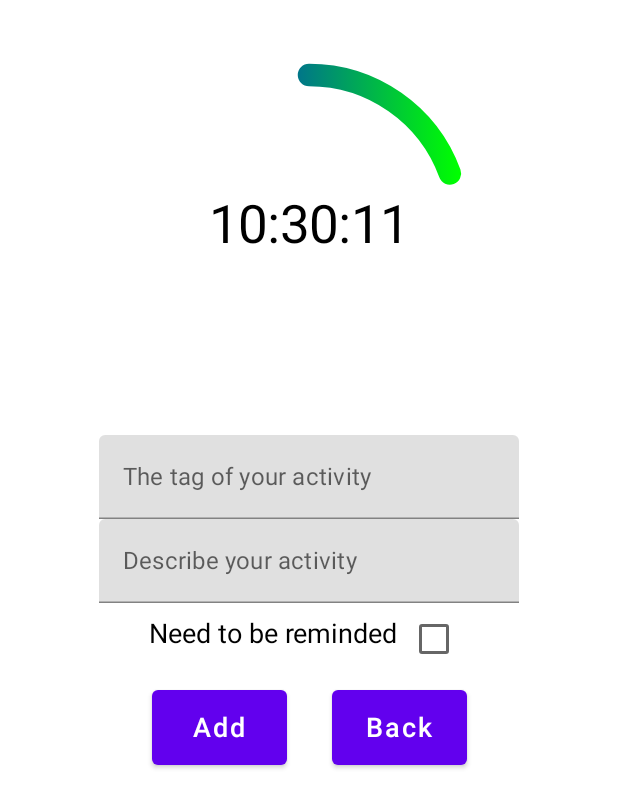
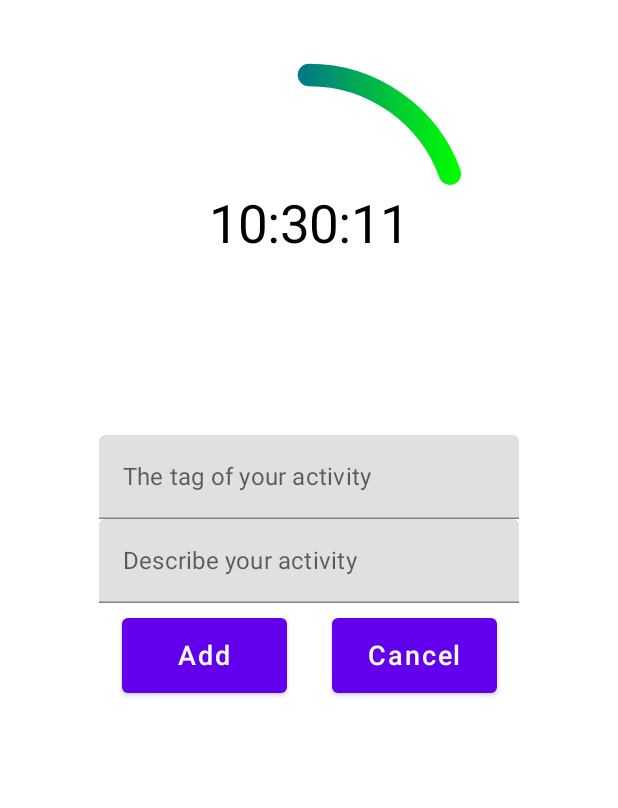
Before and after one commit to Flash-Kaa/DayTime, an Android app built with Jetpack Compose: the screen it shows after launch (MainActivity), after a tap on "button to create activity", on a phone screen of 412 x 824 dp. Shown: the top 808 px of the screen. Run offline under Robolectric (Android 15) with nearby library versions, the phone set to English and light mode, and no system bars; libraries missing offline, so code that uses them is left out: com.jakewharton.threetenabp; 1 statement that could not run was skipped.

Commit message:
added activity saving

```diff
--- a/app/src/main/java/com/flasshka/daytime/Clock.kt
+++ b/app/src/main/java/com/flasshka/daytime/Clock.kt
@@ -33,10 +33,20 @@ class Clock(context: Context) {
     private val timeState = mutableStateOf(LocalTime.now())
 
     private fun timerUpd() {
-        MainScope().launch {
+        MainScope().launch {//(Dispatchers.IO) {
             while (true) {
+                delay(1)
                 timeState.value = LocalTime.now()
-                Log.d(LogTags.TimeTag, timeState.value.format(timeFormatter))
+                //Log.d(LogTags.TimeTag, timeState.value.format(timeFormatter))
+
+                val time = LocalTime.now()
+                val timeInFormat = time.format(timeFormatter)
+
+                if(timeInFormat != timeState.value.format(timeFormatter)) {
+                    Log.d(Tags.TimeLogTag, timeState.value.format(timeFormatter))
+                    timeState.value = time
+                    delay(500)
+                }
                 delay(100)
             }
         }
--- a/app/src/main/java/com/flasshka/daytime/CreateActivityPage.kt
+++ b/app/src/main/java/com/flasshka/daytime/CreateActivityPage.kt
@@ -6,42 +6,33 @@ import androidx.compose.foundation.layout.Column
 import androidx.compose.foundation.layout.Row
 import androidx.compose.foundation.layout.Spacer
 import androidx.compose.foundation.layout.fillMaxWidth
-import androidx.compose.foundation.layout.padding
 import androidx.compose.foundation.layout.size
 import androidx.compose.material.Button
-import androidx.compose.material.Checkbox
 import androidx.compose.material.Text
 import androidx.compose.material.TextField
 import androidx.compose.runtime.Composable
-import androidx.compose.runtime.getValue
 import androidx.compose.runtime.mutableStateOf
-import androidx.compose.runtime.remember
-import androidx.compose.runtime.setValue
 import androidx.compose.ui.Alignment
 import androidx.compose.ui.Modifier
 import androidx.compose.ui.graphics.painter.Painter
+import androidx.compose.ui.unit.Dp
 import androidx.compose.ui.unit.TextUnit
 import androidx.compose.ui.unit.dp
 import androidx.compose.ui.unit.sp
 
-object CreateActivityPage {
+class CreateActivityPage {
 
     private val drawCreateButton = mutableStateOf(true)
     private val description =  mutableStateOf("")
     private val tag = mutableStateOf("")
 
-    private fun backState() {
-        drawCreateButton.value = true
-        description.value = ""
-        tag.value = ""
-    }
-
     @Composable
     fun Draw (
         image: Painter,
         createButtonModifier: Modifier = Modifier,
-        addAndBackButtonsModifier: Modifier = Modifier,
-        fontSize: TextUnit = 14.sp
+        addAndCancelButtonsModifier: Modifier = Modifier,
+        fontSize: TextUnit = 14.sp,
+        buttonSpaceSize: Dp = 30.dp
     ) {
         if(drawCreateButton.value) {
             Image(
@@ -55,6 +46,23 @@ object CreateActivityPage {
                 modifier = Modifier.fillMaxWidth(),
                 horizontalAlignment = Alignment.CenterHorizontally
             ) {
+                DrawTextFields()
+
+                Spacer(modifier = Modifier.size(10.dp))
+
+                Row {
+                    DrawAddAndCancelButtons(
+                        fontSize = fontSize,
+                        spaceSize = buttonSpaceSize,
+                        modifier = addAndCancelButtonsModifier
+                    )
+                }
+            }
+        }
+    }
+
+    @Composable
+    private fun DrawTextFields() {
         TextField(
             value = tag.value,
             onValueChange = { tag.value = it},
@@ -70,51 +78,37 @@ object CreateActivityPage {
             label = { Text(text = "Describe your activity") },
             placeholder = { Text(text = "What are you doing?") }
         )
-
-                var needTimer by remember { mutableStateOf(false)}
-                var time: String? by remember { mutableStateOf(null)}
-
-                Row {
-                    // or use DropdownMenuItem
-                    Text(
-                        text = "Need to be reminded",
-                        fontSize = fontSize,
-                        modifier = Modifier.padding(vertical = 10.dp)
-                    )
-                    Checkbox(checked = needTimer, onCheckedChange = { needTimer = !needTimer })
     }
 
-                if(needTimer) {
-                    TextField(
-                        value = time ?: "",
-                        onValueChange = { time = it },
-                        singleLine =  true,
-                        label = { Text(text = "Set timer") },
-                        placeholder = { Text(text = "hh:mm") }
-                    )
-                }
-
-                Spacer(modifier = Modifier.size(10.dp))
-
-                Row {
+    @Composable
+    private fun DrawAddAndCancelButtons(
+        spaceSize: Dp,
+        fontSize: TextUnit,
+        modifier: Modifier = Modifier
+    ) {
         Button(
-                        modifier = addAndBackButtonsModifier,
+            modifier = modifier,
             onClick = {
                 ListActivities.Add(Activity(tag.value, description.value))
                 backState()
-                        },
-                        content = { Text("Add", fontSize = fontSize) }
-                    )
+            }
+        ) {
+            Text("Add", fontSize = fontSize)
+        }
 
-                    Spacer(modifier = Modifier.size(30.dp))
+        Spacer(modifier = Modifier.size(spaceSize))
 
         Button(
-                        modifier = addAndBackButtonsModifier,
-                        onClick = { backState() },
-                        content = { Text("Back", fontSize = fontSize) }
-                    )
+            modifier = modifier,
+            onClick = { backState() }
+        ) {
+            Text("Cancel", fontSize = fontSize)
         }
     }
+
+    private fun backState() {
+        drawCreateButton.value = true
+        description.value = ""
+        tag.value = ""
     }
 }
-}
--- a/app/src/main/java/com/flasshka/daytime/ListActivities.kt
+++ b/app/src/main/java/com/flasshka/daytime/ListActivities.kt
@@ -15,6 +15,7 @@ import androidx.compose.ui.geometry.Offset
 import androidx.compose.ui.graphics.Color
 import androidx.compose.ui.unit.dp
 import androidx.compose.ui.unit.sp
+import org.threeten.bp.LocalTime
 
 object ListActivities {
     var offset = 10.dp
@@ -22,19 +23,13 @@ object ListActivities {
     var fontSize = 20.sp
 
     private val activities = mutableListOf<Activity>()
-    private val timers = mutableListOf<String>()
     private var changeToRedraw by mutableStateOf(false)
 
-    fun Add(element: Activity, timer: String? = null): Boolean {
+    private val splitSymbol = "\n"
+
+    fun Add(element: Activity) {
         activities.add(0, element)
         RedrawList()
-
-        if(timer != null && correctTime(timer)) {
-            timers.add(timer)
-            return true
-        }
-
-        return timer == null
     }
 
     fun Remove(element: Activity) {
@@ -49,26 +44,49 @@ object ListActivities {
 
     fun Count() = activities.size
 
+    fun ReadSetString() = activities.map { it.GetStartTime() + splitSymbol +
+            it.GetEndTime() + splitSymbol+ it.GetTag() + splitSymbol +
+            it.GetDescription() + splitSymbol }.toSet()
+
+    fun WriteSetString(set: MutableSet<String>) {
+        set.forEach {
+            val split = it.split(splitSymbol)
+
+            if(split.size != 4) {
+                throw Exception("Serialization exception")
+            }
+
+            val startTime = getLocalTime(split[0])
+            val endTime = if(split[1] == "") null else getLocalTime(split[1])
+            val tag = split[2]
+            val description = split[3]
+
+            activities.add(0, Activity(tag, description, startTime, mutableStateOf(endTime)))
+        }
+    }
+
+    private fun getLocalTime(timeInString: String): LocalTime {
+        val strStartTime = timeInString.split(":")
+        val hours = strStartTime[0].toIntOrNull()
+        val minutes = strStartTime[1].toIntOrNull()
+
+        return if(hours != null && minutes != null) LocalTime.of(hours, minutes) else LocalTime.now()
+    }
+
     private fun RedrawList() {
         changeToRedraw = !changeToRedraw
     }
 
-    private fun correctTime(time: String) : Boolean {
-        //TODO
-        return true
-    }
-
     @Composable
     fun DrawActivities(displayWidth: DisplayMetrics) {
-        Log.d(LogTags.ActivityChangeTag, "createLazyList")
+        Log.d(Tags.ActivityChangeLogTag, "createLazyList")
 
-        LazyColumn(
-        ) {
+        LazyColumn {
             if(changeToRedraw || !changeToRedraw) {
-                Log.d(LogTags.ActivityChangeTag, "drawActivities")
+                Log.d(Tags.ActivityChangeLogTag, "drawActivities")
 
                 items(activities) { activity ->
-                    Log.d(LogTags.ActivityChangeTag, "drawActivity $activity")
+                    Log.d(Tags.ActivityChangeLogTag, "drawActivity $activity")
 
                     Canvas(modifier = Modifier.padding(vertical = 5.dp)) {
                         drawLine(
--- a/app/src/main/java/com/flasshka/daytime/LogTags.kt
+++ /dev/null
@@ -1,7 +0,0 @@
-package com.flasshka.daytime
-
-object LogTags {
-    private val globalLogTag = "LogTag_For:"
-    val TimeTag = globalLogTag + "Time"
-    val ActivityChangeTag = globalLogTag + "ActivityChange"
-}
--- a/app/src/main/java/com/flasshka/daytime/MainActivity.kt
+++ b/app/src/main/java/com/flasshka/daytime/MainActivity.kt
@@ -1,7 +1,11 @@
 package com.flasshka.daytime
 
+import android.annotation.SuppressLint
+import android.content.Context
+import android.content.SharedPreferences
 import android.os.Bundle
 import android.util.DisplayMetrics
+import android.util.Log
 import androidx.activity.ComponentActivity
 import androidx.activity.compose.setContent
 import androidx.compose.foundation.background
@@ -18,8 +22,14 @@ import androidx.compose.ui.unit.dp
 import androidx.compose.ui.unit.sp
 
 class MainActivity : ComponentActivity() {
+
+    lateinit var sharedPref: SharedPreferences
+
     override fun onCreate(savedInstanceState: Bundle?) {
         super.onCreate(savedInstanceState)
+
+        val createActivityPage = CreateActivityPage()
+
         setContent {
             val clock = Clock(context = this)
 
@@ -27,16 +37,35 @@ class MainActivity : ComponentActivity() {
             windowManager.defaultDisplay.getMetrics(displayMetrics)
             MainPage(
                 clock = clock,
-                displayMetrics = displayMetrics
+                displayMetrics = displayMetrics,
+                createActivityPage = createActivityPage
             )
+
+
+            sharedPref = this.getPreferences(Context.MODE_PRIVATE)
+            val set = sharedPref.getStringSet(Tags.ListActivitySaveTag, mutableSetOf())
+            set?.let { ListActivities.WriteSetString(it) }
         }
     }
 
+    @SuppressLint("CommitPrefEdits")
+    override fun onPause() {
+        super.onPause()
+
+        val editor = sharedPref.edit()
+        val r = ListActivities.ReadSetString()
+        if(editor == null)
+            Log.d("Tags.ListActivitySaveTag", "editor null")
+        editor?.putStringSet(Tags.ListActivitySaveTag, r)
+        editor?.apply()
+        Log.d("Tags.ListActivitySaveTag", r.toString() + editor.toString())
+    }
 
     @Composable
-    fun MainPage(
+    private fun MainPage(
         clock: Clock,
-        displayMetrics: DisplayMetrics
+        displayMetrics: DisplayMetrics,
+        createActivityPage: CreateActivityPage
     ) {
         Column (
             modifier = Modifier
@@ -51,10 +80,10 @@ class MainActivity : ComponentActivity() {
 
             Spacer(modifier = Modifier.size(0.dp, 40.dp))
 
-            CreateActivityPage.Draw(
+            createActivityPage.Draw(
                 image = painterResource(id = R.drawable.creating_button),
                 createButtonModifier = Modifier.size(80.dp),
-                addAndBackButtonsModifier = Modifier.size(width = 90.dp, height = 50.dp),
+                addAndCancelButtonsModifier = Modifier.size(width = 110.dp, height = 50.dp),
                 fontSize = 18.sp
             )
 
--- /dev/null
+++ b/app/src/main/java/com/flasshka/daytime/Tags.kt
@@ -0,0 +1,11 @@
+package com.flasshka.daytime
+
+object Tags {
+
+    private val globalLogTag = "LogTag_For:"
+    private val globalSaveTag = "Save_"
+
+    val TimeLogTag = globalLogTag + "Time"
+    val ActivityChangeLogTag = globalLogTag + "ActivityChange"
+    val ListActivitySaveTag = globalSaveTag + "ListActivity"
+}
--- a/app/src/main/res/mipmap-anydpi-v26/ic_launcher.xml
+++ /dev/null
@@ -1,5 +0,0 @@
-<?xml version="1.0" encoding="utf-8"?>
-<adaptive-icon xmlns:android="http://schemas.android.com/apk/res/android">
-    <background android:drawable="@drawable/ic_launcher_background" />
-    <foreground android:drawable="@drawable/ic_launcher_foreground" />
-</adaptive-icon>
```
Also changed, not shown: app/src/main/java/com/flasshka/daytime/Activity.kt (+10 -2 lines), app/src/main/res/drawable/ic_launcher.webp (added), app/src/main/res/mipmap-mdpi/ic_launcher.webp, app/src/main/res/mipmap-xhdpi/ic_launcher.webp, app/src/main/res/mipmap-xxhdpi/ic_launcher.webp, app/src/main/res/mipmap-xxxhdpi/ic_launcher.webp. Lines whose indentation alone changed are shown as unchanged.
